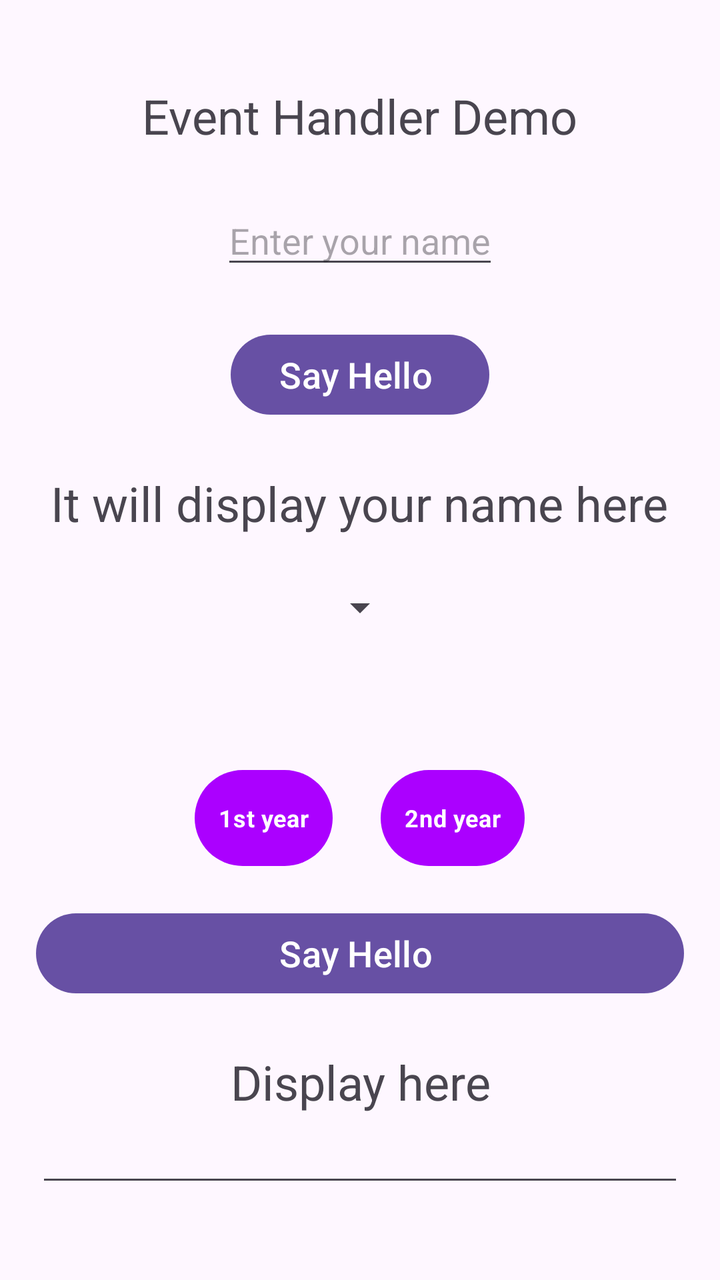
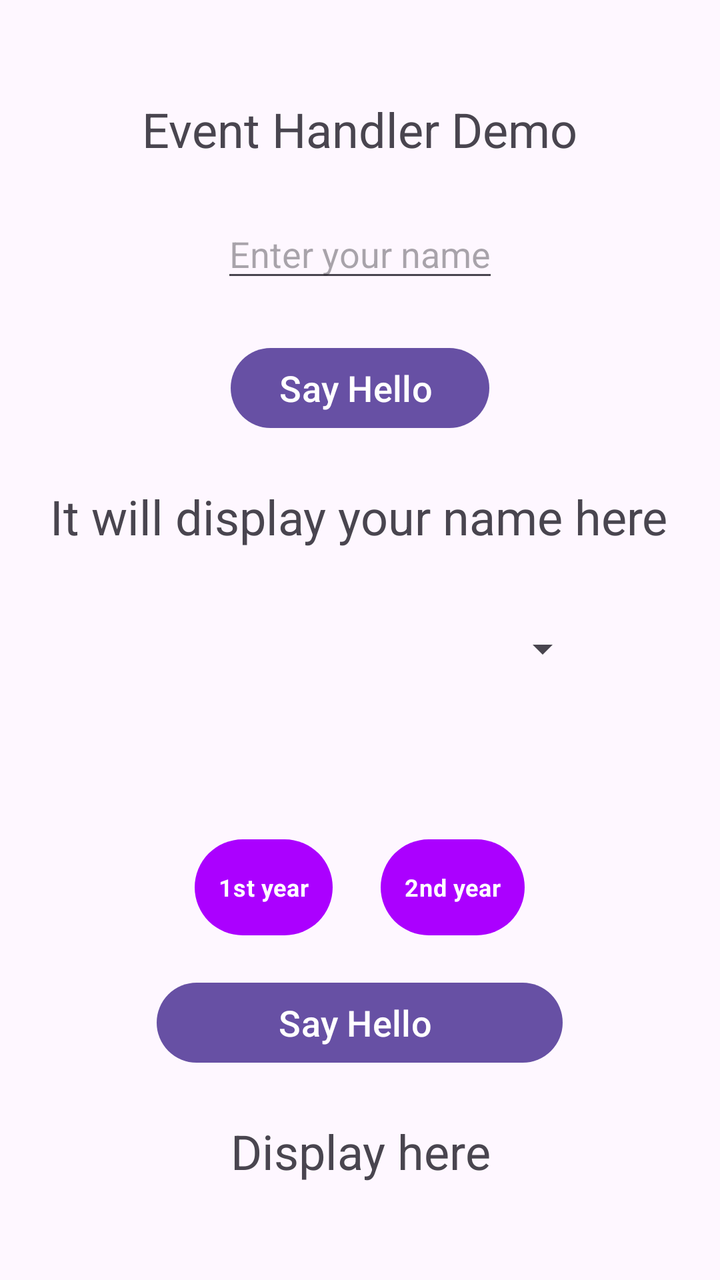

Compare the two renders of this Android layout. The source of the first and the diff that turns it into the second are given below.
<!-- AndroidManifest.xml: application theme Theme.EventAndHandler -->
<!-- res/layout/activity_main.xml -->
<?xml version="1.0" encoding="utf-8"?>
<LinearLayout xmlns:android="http://schemas.android.com/apk/res/android"
    android:layout_width="match_parent"
    android:layout_height="match_parent"
    android:gravity="center"
    android:orientation="vertical"
    android:padding="18sp">

    <TextView
        android:layout_width="wrap_content"
        android:layout_height="wrap_content"
        android:text="Event Handler Demo"
        android:textSize="24sp"
        android:layout_marginBottom="24dp"/>

    <EditText
        android:id="@+id/edtName"
        android:layout_width="wrap_content"
        android:layout_height="wrap_content"
        android:layout_marginBottom="24dp"
        android:hint="Enter your name" />

    <Button
        android:id="@+id/btnhello"
        android:layout_width="wrap_content"
        android:layout_height="wrap_content"
        android:text="Say Hello "
        android:textSize="18sp"
        android:layout_marginBottom="24dp"/>

    <TextView
        android:id="@+id/txtresult"
        android:layout_width="wrap_content"
        android:layout_height="wrap_content"
        android:text="It will display your name here"
        android:textSize="24sp"
        android:layout_marginBottom="24dp"/>


    <Spinner
        android:id="@+id/spinnerCourse"
        android:layout_width="wrap_content"
        android:layout_height="wrap_content"
        android:layout_marginBottom="50dp" />


    <LinearLayout
        android:layout_width="match_parent"
        android:layout_height="87dp"
        android:gravity="center"
        android:orientation="horizontal">


        <RadioButton
            android:id="@+id/radioButton2"
            android:layout_width="wrap_content"
            android:layout_height="wrap_content"
            android:layout_marginRight="24dp"
            android:background="@drawable/roundedradio"
            android:button="@null"
            android:paddingLeft="12dp"
            android:paddingTop="10dp"
            android:paddingRight="12dp"
            android:paddingBottom="10dp"
            android:text="1st year"
            android:textColor="@color/white"
            android:textColorLink="#FFEB3B"
            android:textSize="12sp"
            android:textStyle="bold" />

        <RadioButton
            android:id="@+id/radioButton1"
            android:layout_width="wrap_content"
            android:layout_height="wrap_content"
            android:background="@drawable/roundedradio"
            android:button="@null"
            android:paddingLeft="12dp"
            android:paddingTop="10dp"
            android:paddingRight="12dp"
            android:paddingBottom="10dp"
            android:text="2nd year"
            android:textColor="@color/white"
            android:textColorLink="#FFEB3B"
            android:textSize="12sp"
            android:textStyle="bold" />


    </LinearLayout>

    <Button
        android:id="@+id/btnhello2"
        android:layout_width="match_parent"
        android:layout_height="wrap_content"
        android:layout_marginBottom="24dp"
        android:text="Say Hello "
        android:textSize="18sp" />

    <TextView
        android:id="@+id/textView"
        android:layout_width="match_parent"
        android:layout_height="wrap_content"
        android:scrollbarSize="4dp"
        android:text="Display here"
        android:textAlignment="center"
        android:textSize="24sp" />

    <EditText
        android:id="@+id/editTextDate"
        android:layout_width="match_parent"
        android:layout_height="wrap_content"
        android:ems="10"
        android:inputType="date" />

</LinearLayout>
<!-- resources referenced by this layout -->
<resources>
  <color name="white">#FFFFFFFF</color>
  <!-- drawable roundedradio (drawable) -->
  <?xml version="1.0" encoding="utf-8"?>
  <shape xmlns:android="http://schemas.android.com/apk/res/android"
  android:shape="rectangle">
      <solid android:color="#ab00ff"/>
      <corners android:radius="24sp"/>
  
  </shape>
  <style name="Theme.EventAndHandler" parent="Base.Theme.EventAndHandler" />
  <style name="Base.Theme.EventAndHandler" parent="Theme.Material3.DayNight.NoActionBar">
          
          
      </style>
</resources>

<!-- the commit's change to res/layout/activity_main.xml (unified diff, before → after) -->
@@ -30,17 +30,17 @@
 
     <TextView
         android:id="@+id/txtresult"
-        android:layout_width="wrap_content"
+        android:layout_width="310dp"
         android:layout_height="wrap_content"
+        android:layout_marginBottom="24dp"
         android:text="It will display your name here"
-        android:textSize="24sp"
-        android:layout_marginBottom="24dp"/>
+        android:textSize="24sp" />
 
 
     <Spinner
         android:id="@+id/spinnerCourse"
-        android:layout_width="wrap_content"
-        android:layout_height="wrap_content"
+        android:layout_width="231dp"
+        android:layout_height="52dp"
         android:layout_marginBottom="50dp" />
 
 
@@ -89,7 +89,7 @@
 
     <Button
         android:id="@+id/btnhello2"
-        android:layout_width="match_parent"
+        android:layout_width="203dp"
         android:layout_height="wrap_content"
         android:layout_marginBottom="24dp"
         android:text="Say Hello "
@@ -104,11 +104,4 @@
         android:textAlignment="center"
         android:textSize="24sp" />
 
-    <EditText
-        android:id="@+id/editTextDate"
-        android:layout_width="match_parent"
-        android:layout_height="wrap_content"
-        android:ems="10"
-        android:inputType="date" />
-
 </LinearLayout>
